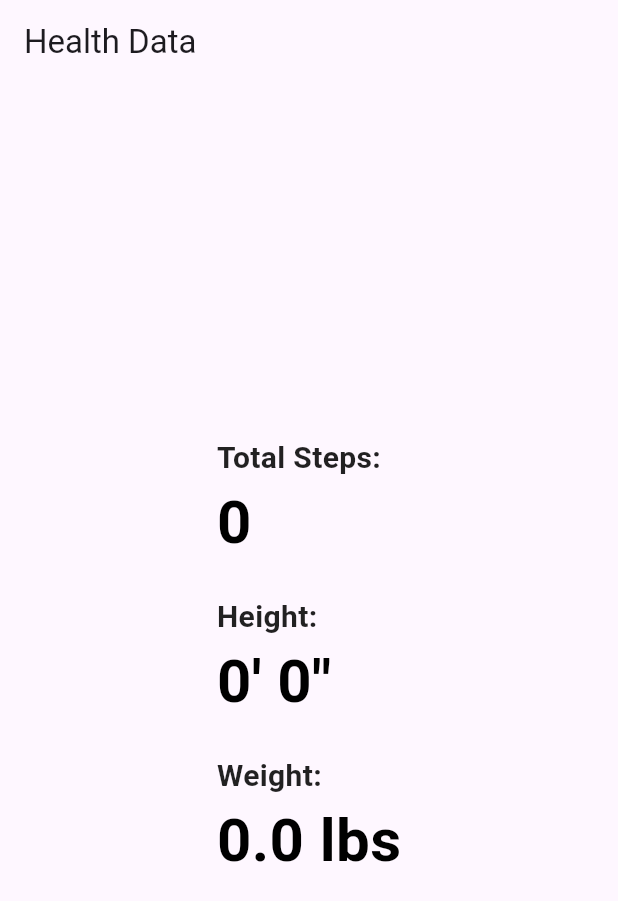
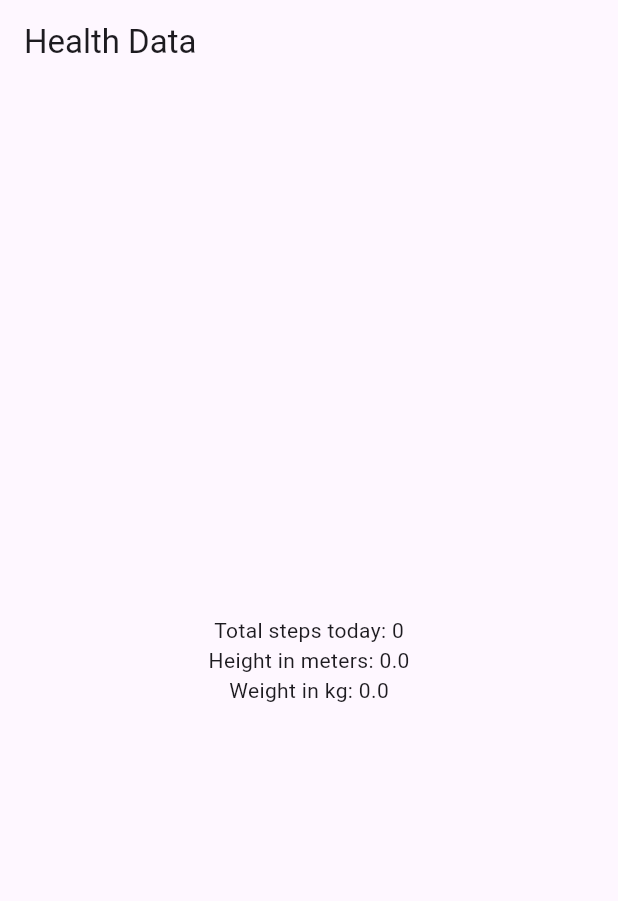
Before and after one commit to MSumukhi/Flutter, a Flutter app: the screen it shows after launch, on a phone screen of 412 x 824 dp. Shown: the top 901 px of the screen. Run offline on Flutter 3.47's test engine with Material 3 defaults, Android fonts, the phone set to English and light mode, and no system bars; missing offline and left inert: health.

Commit message:
Only latest current day steps

```diff
--- a/MIE_health/flutter_application/lib/main.dart
+++ b/MIE_health/flutter_application/lib/main.dart
@@ -1,27 +1,29 @@
 import 'package:flutter/material.dart';
 import 'package:health/health.dart';
+import 'package:intl/intl.dart';
 
-void main() => runApp(MyApp());
+void main() {
+  runApp(MyApp());
+}
 
 class MyApp extends StatelessWidget {
   @override
   Widget build(BuildContext context) {
     return MaterialApp(
-      home: MyHomePage(),
+      home: HealthDataScreen(),
     );
   }
 }
 
-class MyHomePage extends StatefulWidget {
+class HealthDataScreen extends StatefulWidget {
   @override
-  _MyHomePageState createState() => _MyHomePageState();
+  _HealthDataScreenState createState() => _HealthDataScreenState();
 }
 
-class _MyHomePageState extends State<MyHomePage> {
-  int _steps = 0;
-  double _height = 0;
-  double _weight = 0;
-  HealthFactory _health = HealthFactory();
+class _HealthDataScreenState extends State<HealthDataScreen> {
+  int totalSteps = 0;
+  double height = 0.0;
+  double weight = 0.0;
 
   @override
   void initState() {
@@ -30,64 +32,81 @@ class _MyHomePageState extends State<MyHomePage> {
   }
 
   Future<void> fetchHealthData() async {
-    var types = [
-      HealthDataType.STEPS,
-      HealthDataType.HEIGHT,
-      HealthDataType.WEIGHT,
-    ];
+    await fetchSteps();
+    await fetchHeightAndWeight();
+    setState(() {});
+  }
 
+  Future<void> fetchSteps() async {
     final now = DateTime.now();
-    final startDate = now.subtract(Duration(days: 7)); // Adjust the duration as needed
+    final midnight = DateTime(now.year, now.month, now.day);
 
-    bool requested = await _health.requestAuthorization(types);
+    final health = HealthFactory();
+    final types = [HealthDataType.STEPS];
+    final permissions = [HealthDataAccess.READ];
+
+    bool requested = await health.requestAuthorization(types, permissions: permissions);
     if (requested) {
       try {
-        // Fetch steps
-        int? steps = await _health.getTotalStepsInInterval(now.subtract(Duration(days: 1)), now);
-        print('Steps fetched: $steps');
-
-        // Fetch height and weight
-        List<HealthDataPoint> healthData = await _health.getHealthDataFromTypes(
-          startDate,
-          now,
-          types,
-        );
-
-        double height = 0;
-        double weight = 0;
+        List<HealthDataPoint> healthData = await health.getHealthDataFromTypes(midnight, now, types);
+        int steps = 0;
 
         for (var data in healthData) {
-          print('Health data point: ${data.type} - ${data.value} at ${data.dateFrom}');
-          if (data.type == HealthDataType.HEIGHT && data.value is num) {
-            height = (data.value as num).toDouble();
-          } else if (data.type == HealthDataType.WEIGHT && data.value is num) {
-            weight = (data.value as num).toDouble();
+          if (data.type == HealthDataType.STEPS) {
+            steps += data.value.round();
           }
         }
 
         setState(() {
-          _steps = steps ?? 0;
-          _height = height * 3.28084; // converting meters to feet
-          _weight = weight * 2.20462; // converting kg to pounds
+          totalSteps = steps;
         });
 
-        print('Total number of steps: $_steps');
-        print('Height in meters: $height');
-        print('Height in feet: $_height');
-        print('Weight in kg: $weight');
-        print('Weight in lbs: $_weight');
-      } catch (error) {
-        print("Caught exception in fetchHealthData: $error");
+        print('Total steps today: $totalSteps');
+      } catch (e) {
+        print('Caught exception in getHealthDataFromTypes: $e');
       }
     } else {
-      print("Authorization not granted - error in authorization");
+      print('Authorization not granted');
     }
   }
 
-  String _formatHeight(double height) {
-    int feet = height.floor();
-    int inches = ((height - feet) * 12).round();
-    return "$feet' $inches\"";
+  Future<void> fetchHeightAndWeight() async {
+    final health = HealthFactory();
+    final types = [HealthDataType.HEIGHT, HealthDataType.WEIGHT];
+    final permissions = [HealthDataAccess.READ];
+
+    bool requested = await health.requestAuthorization(types, permissions: permissions);
+    if (requested) {
+      try {
+        final now = DateTime.now();
+        final midnight = DateTime(now.year, now.month, now.day);
+
+        List<HealthDataPoint> healthData = await health.getHealthDataFromTypes(midnight, now, types);
+
+        double tempHeight = 0.0;
+        double tempWeight = 0.0;
+
+        for (var data in healthData) {
+          if (data.type == HealthDataType.HEIGHT) {
+            tempHeight = data.value.toDouble();  // Casting to double
+          } else if (data.type == HealthDataType.WEIGHT) {
+            tempWeight = data.value.toDouble();  // Casting to double
+          }
+        }
+
+        setState(() {
+          height = tempHeight;
+          weight = tempWeight;
+        });
+
+        print('Height in meters: $height');
+        print('Weight in kg: $weight');
+      } catch (e) {
+        print('Caught exception in getHealthDataFromTypes: $e');
+      }
+    } else {
+      print('Authorization not granted');
+    }
   }
 
   @override
@@ -97,64 +116,13 @@ class _MyHomePageState extends State<MyHomePage> {
         title: Text('Health Data'),
       ),
       body: Center(
-        child: Padding(
-          padding: const EdgeInsets.all(16.0),
-          child: Column(
-            mainAxisSize: MainAxisSize.min,
-            crossAxisAlignment: CrossAxisAlignment.start,
-            children: [
-              Text(
-                'Total Steps:',
-                style: TextStyle(
-                  fontSize: 20,
-                  fontWeight: FontWeight.bold,
-                  color: Colors.black87,
-                ),
-              ),
-              Text(
-                '$_steps',
-                style: TextStyle(
-                  fontSize: 40,
-                  fontWeight: FontWeight.bold,
-                  color: Colors.black,
-                ),
-              ),
-              SizedBox(height: 20),
-              Text(
-                'Height:',
-                style: TextStyle(
-                  fontSize: 20,
-                  fontWeight: FontWeight.bold,
-                  color: Colors.black87,
-                ),
-              ),
-              Text(
-                _formatHeight(_height),
-                style: TextStyle(
-                  fontSize: 40,
-                  fontWeight: FontWeight.bold,
-                  color: Colors.black,
-                ),
-              ),
-              SizedBox(height: 20),
-              Text(
-                'Weight:',
-                style: TextStyle(
-                  fontSize: 20,
-                  fontWeight: FontWeight.bold,
-                  color: Colors.black87,
-                ),
-              ),
-              Text(
-                '${_weight.toStringAsFixed(1)} lbs',
-                style: TextStyle(
-                  fontSize: 40,
-                  fontWeight: FontWeight.bold,
-                  color: Colors.black,
-                ),
-              ),
-            ],
-          ),
+        child: Column(
+          mainAxisAlignment: MainAxisAlignment.center,
+          children: <Widget>[
+            Text('Total steps today: $totalSteps'),
+            Text('Height in meters: $height'),
+            Text('Weight in kg: $weight'),
+          ],
         ),
       ),
     );
```
